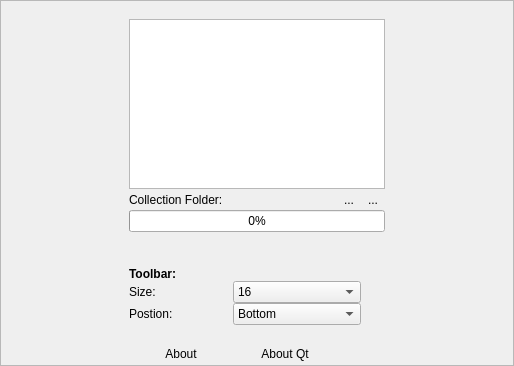
The window that settings.ui (milohr/babe-qt) describes before a commit, drawn with Qt 5.
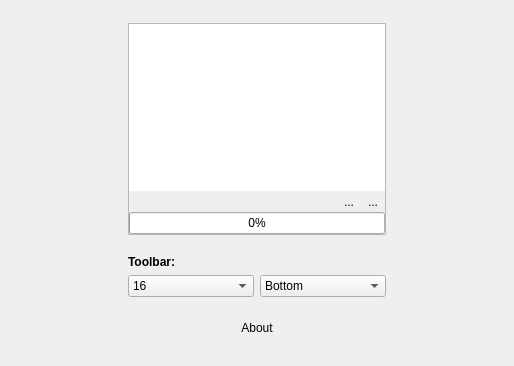
The same window after the commit. Icons and pictures are not drawn.

Patch:
```diff
--- a/settings.ui
+++ b/settings.ui
@@ -44,50 +44,86 @@
    <item>
     <widget class="QFrame" name="frame">
      <property name="frameShape">
+      <enum>QFrame::NoFrame</enum>
+     </property>
+     <property name="frameShadow">
+      <enum>QFrame::Plain</enum>
+     </property>
+     <layout class="QGridLayout" name="gridLayout_2">
+      <item row="4" column="1">
+       <widget class="QComboBox" name="toolbarIconSize">
+        <item>
+         <property name="text">
+          <string>16</string>
+         </property>
+        </item>
+        <item>
+         <property name="text">
+          <string>22</string>
+         </property>
+        </item>
+        <item>
+         <property name="text">
+          <string>24</string>
+         </property>
+        </item>
+       </widget>
+      </item>
+      <item row="1" column="1" colspan="2">
+       <widget class="QFrame" name="frame_2">
+        <property name="frameShape">
       <enum>QFrame::StyledPanel</enum>
      </property>
      <property name="frameShadow">
       <enum>QFrame::Raised</enum>
      </property>
-     <layout class="QVBoxLayout" name="verticalLayout_2">
-      <property name="spacing">
+        <layout class="QGridLayout" name="gridLayout">
+         <property name="leftMargin">
        <number>0</number>
       </property>
       <property name="topMargin">
        <number>0</number>
       </property>
+         <property name="rightMargin">
+          <number>0</number>
+         </property>
       <property name="bottomMargin">
        <number>0</number>
       </property>
-      <item>
-       <layout class="QGridLayout" name="gridLayout">
-        <item row="10" column="1" colspan="4">
-         <spacer name="verticalSpacer_2">
-          <property name="orientation">
-           <enum>Qt::Vertical</enum>
-          </property>
-          <property name="sizeHint" stdset="0">
-           <size>
-            <width>20</width>
-            <height>40</height>
-           </size>
-          </property>
-         </spacer>
-        </item>
-        <item row="1" column="0" rowspan="11">
-         <spacer name="horizontalSpacer">
-          <property name="orientation">
-           <enum>Qt::Horizontal</enum>
-          </property>
-          <property name="sizeHint" stdset="0">
+         <property name="spacing">
+          <number>0</number>
+         </property>
+         <item row="2" column="2">
+          <widget class="QToolButton" name="open">
+           <property name="text">
+            <string>...</string>
+           </property>
+           <property name="icon">
+            <iconset theme="list-add">
+             <normaloff>.</normaloff>.</iconset>
+           </property>
+           <property name="autoRaise">
+            <bool>true</bool>
+           </property>
+          </widget>
+         </item>
+         <item row="1" column="0" colspan="3">
+          <widget class="QFrame" name="frame_3">
+           <property name="maximumSize">
            <size>
-            <width>40</width>
-            <height>20</height>
-           </size>
-          </property>
-         </spacer>
-        </item>
-        <item row="3" column="3">
+             <width>16777215</width>
+             <height>1</height>
+            </size>
+           </property>
+           <property name="frameShape">
+            <enum>QFrame::HLine</enum>
+           </property>
+           <property name="frameShadow">
+            <enum>QFrame::Sunken</enum>
+           </property>
+          </widget>
+         </item>
+         <item row="2" column="1">
          <widget class="QToolButton" name="remove">
           <property name="text">
            <string>...</string>
@@ -101,37 +137,33 @@
           </property>
          </widget>
         </item>
-        <item row="5" column="1">
-         <spacer name="verticalSpacer_4">
-          <property name="orientation">
-           <enum>Qt::Vertical</enum>
-          </property>
-          <property name="sizeHint" stdset="0">
-           <size>
-            <width>20</width>
-            <height>40</height>
-           </size>
-          </property>
-         </spacer>
-        </item>
-        <item row="2" column="1" colspan="4">
-         <widget class="QListWidget" name="collectionPath"/>
-        </item>
-        <item row="4" column="1" colspan="4">
+         <item row="0" column="0" colspan="3">
+          <widget class="QListWidget" name="collectionPath">
+           <property name="frameShape">
+            <enum>QFrame::NoFrame</enum>
+           </property>
+           <property name="alternatingRowColors">
+            <bool>true</bool>
+           </property>
+          </widget>
+         </item>
+         <item row="3" column="0" colspan="3">
          <widget class="QProgressBar" name="progressBar">
           <property name="value">
            <number>0</number>
           </property>
          </widget>
         </item>
-        <item row="8" column="1">
-         <widget class="QLabel" name="label_4">
-          <property name="text">
-           <string>Size:</string>
-          </property>
-         </widget>
-        </item>
-        <item row="7" column="1">
+        </layout>
+        <zorder>collectionPath</zorder>
+        <zorder>collectionPath</zorder>
+        <zorder>remove</zorder>
+        <zorder>open</zorder>
+        <zorder>progressBar</zorder>
+        <zorder>frame_3</zorder>
+       </widget>
+      </item>
+      <item row="3" column="1">
          <widget class="QLabel" name="label_3">
           <property name="styleSheet">
            <string notr="true">font:bold;</string>
@@ -141,7 +173,83 @@
           </property>
          </widget>
         </item>
-        <item row="11" column="1">
+      <item row="2" column="1" colspan="2">
+       <spacer name="verticalSpacer">
+        <property name="orientation">
+         <enum>Qt::Vertical</enum>
+        </property>
+        <property name="sizeHint" stdset="0">
+         <size>
+          <width>20</width>
+          <height>40</height>
+         </size>
+        </property>
+       </spacer>
+      </item>
+      <item row="1" column="0" rowspan="6">
+       <spacer name="horizontalSpacer">
+        <property name="orientation">
+         <enum>Qt::Horizontal</enum>
+        </property>
+        <property name="sizeHint" stdset="0">
+         <size>
+          <width>40</width>
+          <height>20</height>
+         </size>
+        </property>
+       </spacer>
+      </item>
+      <item row="1" column="3" rowspan="9">
+       <spacer name="horizontalSpacer_2">
+        <property name="orientation">
+         <enum>Qt::Horizontal</enum>
+        </property>
+        <property name="sizeHint" stdset="0">
+         <size>
+          <width>40</width>
+          <height>20</height>
+         </size>
+        </property>
+       </spacer>
+      </item>
+      <item row="4" column="2">
+       <widget class="QComboBox" name="comboBox">
+        <item>
+         <property name="text">
+          <string>Bottom</string>
+         </property>
+        </item>
+        <item>
+         <property name="text">
+          <string>Top</string>
+         </property>
+        </item>
+        <item>
+         <property name="text">
+          <string>Left</string>
+         </property>
+        </item>
+        <item>
+         <property name="text">
+          <string>Right</string>
+         </property>
+        </item>
+       </widget>
+      </item>
+      <item row="5" column="1" colspan="2">
+       <spacer name="verticalSpacer_2">
+        <property name="orientation">
+         <enum>Qt::Vertical</enum>
+        </property>
+        <property name="sizeHint" stdset="0">
+         <size>
+          <width>20</width>
+          <height>40</height>
+         </size>
+        </property>
+       </spacer>
+      </item>
+      <item row="6" column="1" colspan="2">
          <widget class="QPushButton" name="pushButton">
           <property name="sizePolicy">
            <sizepolicy hsizetype="Minimum" vsizetype="Minimum">
@@ -161,90 +269,7 @@
           </property>
          </widget>
         </item>
-        <item row="9" column="1">
-         <widget class="QLabel" name="label_5">
-          <property name="text">
-           <string>Postion:</string>
-          </property>
-         </widget>
-        </item>
-        <item row="8" column="2" colspan="2">
-         <widget class="QComboBox" name="toolbarIconSize">
-          <item>
-           <property name="text">
-            <string>16</string>
-           </property>
-          </item>
-          <item>
-           <property name="text">
-            <string>22</string>
-           </property>
-          </item>
-          <item>
-           <property name="text">
-            <string>24</string>
-           </property>
-          </item>
-         </widget>
-        </item>
-        <item row="9" column="2" colspan="2">
-         <widget class="QComboBox" name="comboBox">
-          <item>
-           <property name="text">
-            <string>Bottom</string>
-           </property>
-          </item>
-          <item>
-           <property name="text">
-            <string>Top</string>
-           </property>
-          </item>
-          <item>
-           <property name="text">
-            <string>Left</string>
-           </property>
-          </item>
-          <item>
-           <property name="text">
-            <string>Right</string>
-           </property>
-          </item>
-         </widget>
-        </item>
-        <item row="3" column="1">
-         <widget class="QLabel" name="label">
-          <property name="text">
-           <string>Collection Folder:</string>
-          </property>
-         </widget>
-        </item>
-        <item row="1" column="6" rowspan="11">
-         <spacer name="horizontalSpacer_2">
-          <property name="orientation">
-           <enum>Qt::Horizontal</enum>
-          </property>
-          <property name="sizeHint" stdset="0">
-           <size>
-            <width>40</width>
-            <height>20</height>
-           </size>
-          </property>
-         </spacer>
-        </item>
-        <item row="1" column="1" colspan="4">
-         <spacer name="verticalSpacer">
-          <property name="orientation">
-           <enum>Qt::Vertical</enum>
-          </property>
-          <property name="sizeHint" stdset="0">
-           <size>
-            <width>20</width>
-            <height>40</height>
-           </size>
-          </property>
-         </spacer>
-        </item>
-        <item row="6" column="1" colspan="4">
+      <item row="0" column="1" colspan="2">
          <spacer name="verticalSpacer_3">
           <property name="orientation">
            <enum>Qt::Vertical</enum>
@@ -256,32 +281,6 @@
            </size>
           </property>
          </spacer>
-        </item>
-        <item row="3" column="4">
-         <widget class="QToolButton" name="open">
-          <property name="text">
-           <string>...</string>
-          </property>
-          <property name="icon">
-           <iconset theme="list-add">
-            <normaloff>.</normaloff>.</iconset>
-          </property>
-          <property name="autoRaise">
-           <bool>true</bool>
-          </property>
-         </widget>
-        </item>
-        <item row="11" column="2">
-         <widget class="QPushButton" name="pushButton_2">
-          <property name="text">
-           <string>About Qt</string>
-          </property>
-          <property name="flat">
-           <bool>true</bool>
-          </property>
-         </widget>
-        </item>
-       </layout>
       </item>
      </layout>
     </widget>
```
Lines whose indentation alone changed are shown as unchanged.
